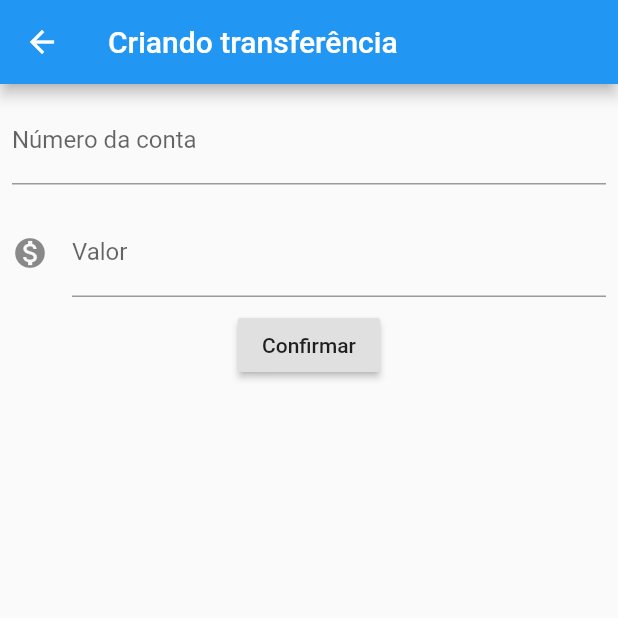
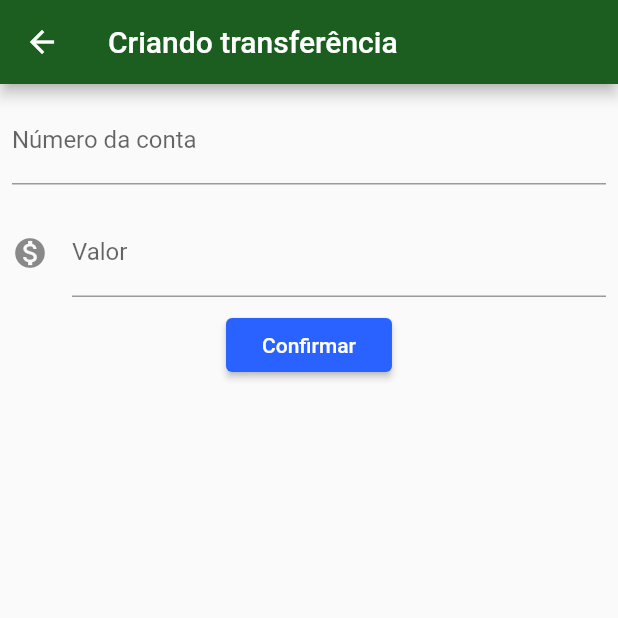
Before and after one commit to andreguedes/flutter, a Flutter app: the screen it shows after launch, after a tap on the "add" icon, on a phone screen of 412 x 824 dp, the top half of it. Run offline on Flutter 3.47's test engine with Material 2 defaults, Android fonts, the phone set to English and light mode, and no system bars.

Commit message:
Changing themes

```diff
--- a/lib/main.dart
+++ b/lib/main.dart
@@ -6,14 +6,29 @@ class ByteBankApp extends StatelessWidget {
   @override
   Widget build(BuildContext context) {
     return MaterialApp(
-      home: Scaffold(
-        body: ListaTransferencia(),
+      home: ListaTransferencia(),
+      theme: ThemeData(
+        primaryColor: Colors.green[900],
+        accentColor: Colors.blueAccent[700],
+        buttonTheme: ButtonThemeData(
+          buttonColor: Colors.blueAccent[700],
+          textTheme: ButtonTextTheme.primary
+        )
       ),
     );
   }
 }
 
-class FormularioTransferencia extends StatelessWidget {
+class FormularioTransferencia extends StatefulWidget {
+
+  @override
+  State<StatefulWidget> createState() {
+    return FormularioTransferenciaState();
+  }
+
+}
+
+class FormularioTransferenciaState extends State<FormularioTransferencia> {
   final TextEditingController _controladorNumeroConta = TextEditingController();
   final TextEditingController _controladorValor = TextEditingController();
 
@@ -23,7 +38,8 @@ class FormularioTransferencia extends StatelessWidget {
       appBar: AppBar(
         title: Text('Criando transferência'),
       ),
-      body: Column(
+      body: SingleChildScrollView(
+        child: Column(
           children: <Widget>[
             Editor(
                 controlador: _controladorNumeroConta,
@@ -38,6 +54,7 @@ class FormularioTransferencia extends StatelessWidget {
                 onPressed: () => _criaTransferencia(context),
                 child: Text('Confirmar'))
           ],
+        ),
       ),
     );
   }
@@ -108,9 +125,12 @@ class ListaTransferenciaState extends State<ListaTransferencia> {
             return FormularioTransferencia();
           }));
           future.then((transferenciaRecebida) {
+            Future.delayed(Duration(seconds: 1), () {
               debugPrint('$transferenciaRecebida');
               setState(() {
+                if (transferenciaRecebida != null)
                   widget._transferencias.add(transferenciaRecebida);
+              });
             });
           });
         },
```
Lines whose indentation alone changed are shown as unchanged.
